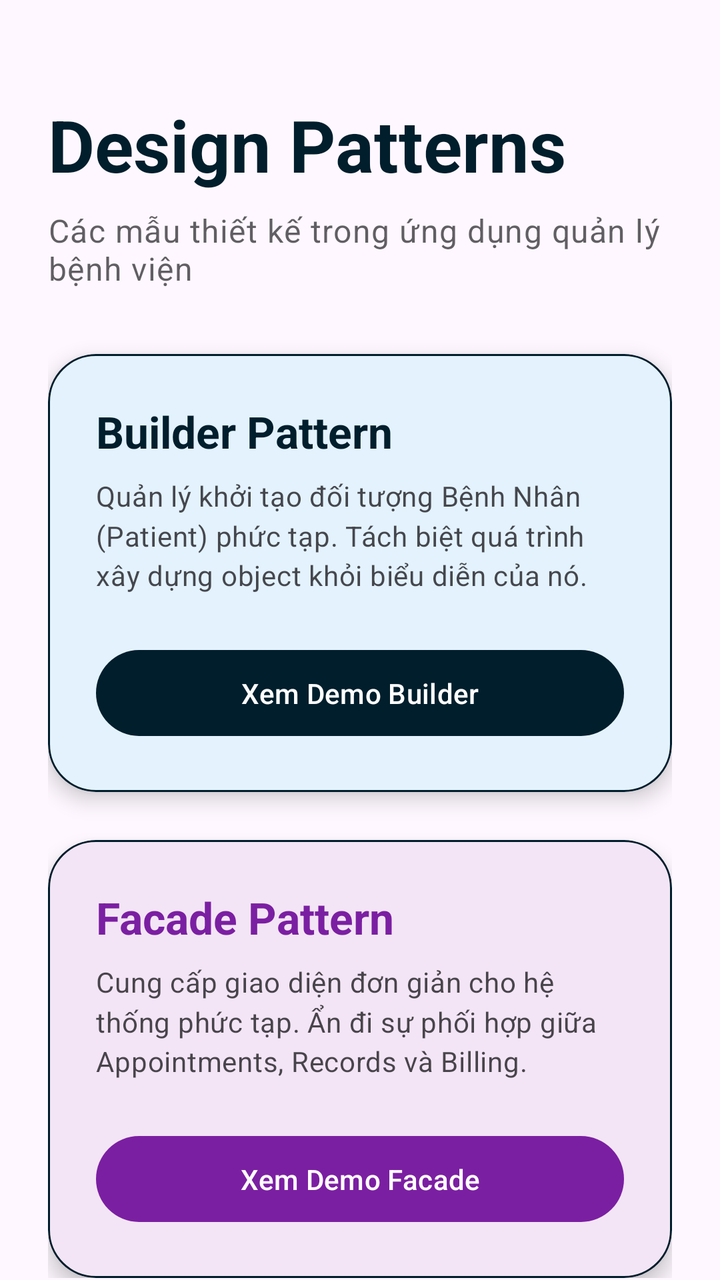
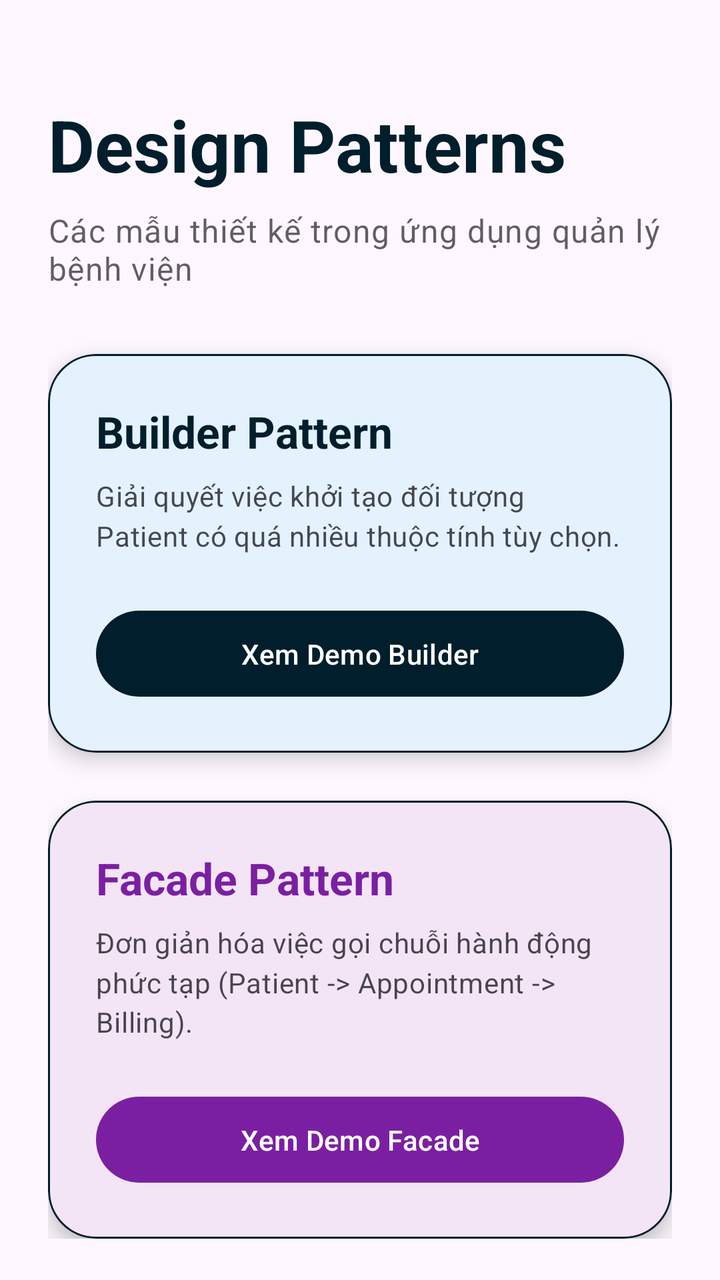

Two renders of the same Android screen: before a commit and after it. Below are the layout's source before the change and the commit's diff.
<!-- AndroidManifest.xml: application theme Theme.DesignPattern -->
<!-- res/layout/activity_main.xml -->
<?xml version="1.0" encoding="utf-8"?>
<androidx.core.widget.NestedScrollView xmlns:android="http://schemas.android.com/apk/res/android"
    xmlns:app="http://schemas.android.com/apk/res-auto"
    xmlns:tools="http://schemas.android.com/tools"
    android:id="@+id/main"
    android:layout_width="match_parent"
    android:layout_height="match_parent"
    android:background="?attr/colorSurface"
    android:fillViewport="true"
    tools:context=".MainActivity">

    <LinearLayout
        android:layout_width="match_parent"
        android:layout_height="wrap_content"
        android:orientation="vertical"
        android:padding="24dp">

        <TextView
            android:layout_width="match_parent"
            android:layout_height="wrap_content"
            android:layout_marginTop="24dp"
            android:text="Design Patterns"
            android:textAppearance="@style/TextAppearance.Material3.DisplaySmall"
            android:textColor="@color/material_dynamic_primary10"
            android:textStyle="bold" />

        <TextView
            android:layout_width="match_parent"
            android:layout_height="wrap_content"
            android:layout_marginTop="8dp"
            android:layout_marginBottom="32dp"
            android:text="Các mẫu thiết kế trong ứng dụng quản lý bệnh viện"
            android:textAppearance="@style/TextAppearance.Material3.BodyLarge"
            android:alpha="0.7" />

        
        <com.google.android.material.card.MaterialCardView
            android:layout_width="match_parent"
            android:layout_height="wrap_content"
            android:layout_marginBottom="24dp"
            app:cardCornerRadius="24dp"
            app:cardElevation="6dp"
            app:strokeColor="@color/material_dynamic_primary10"
            app:strokeWidth="1dp"
            app:cardBackgroundColor="#E3F2FD">

            <LinearLayout
                android:layout_width="match_parent"
                android:layout_height="wrap_content"
                android:orientation="vertical"
                android:padding="24dp">

                <LinearLayout
                    android:layout_width="match_parent"
                    android:layout_height="wrap_content"
                    android:orientation="horizontal"
                    android:gravity="center_vertical">
                    
                    <TextView
                        android:layout_width="0dp"
                        android:layout_height="wrap_content"
                        android:layout_weight="1"
                        android:text="Builder Pattern"
                        android:textAppearance="@style/TextAppearance.Material3.TitleLarge"
                        android:textColor="@color/material_dynamic_primary10"
                        android:textStyle="bold" />
                </LinearLayout>

                <TextView
                    android:layout_width="match_parent"
                    android:layout_height="wrap_content"
                    android:layout_marginTop="8dp"
                    android:text="Quản lý khởi tạo đối tượng Bệnh Nhân (Patient) phức tạp. Tách biệt quá trình xây dựng object khỏi biểu diễn của nó."
                    android:textAppearance="@style/TextAppearance.Material3.BodyMedium"
                    android:lineSpacingMultiplier="1.2"
                    android:alpha="0.8" />

                <com.google.android.material.button.MaterialButton
                    android:id="@+id/buttonCommandPattern"
                    android:layout_width="match_parent"
                    android:layout_height="wrap_content"
                    android:layout_marginTop="24dp"
                    android:text="Xem Demo Builder"
                    app:backgroundTint="@color/material_dynamic_primary10"
                    android:paddingTop="12dp"
                    android:paddingBottom="12dp" />
            </LinearLayout>
        </com.google.android.material.card.MaterialCardView>

        
        <com.google.android.material.card.MaterialCardView
            android:layout_width="match_parent"
            android:layout_height="wrap_content"
            app:cardCornerRadius="24dp"
            app:cardElevation="6dp"
            app:strokeColor="@color/material_dynamic_primary10"
            app:strokeWidth="1dp"
            app:cardBackgroundColor="#F3E5F5">

            <LinearLayout
                android:layout_width="match_parent"
                android:layout_height="wrap_content"
                android:orientation="vertical"
                android:padding="24dp">

                <TextView
                    android:layout_width="match_parent"
                    android:layout_height="wrap_content"
                    android:text="Facade Pattern"
                    android:textAppearance="@style/TextAppearance.Material3.TitleLarge"
                    android:textColor="#7B1FA2"
                    android:textStyle="bold" />

                <TextView
                    android:layout_width="match_parent"
                    android:layout_height="wrap_content"
                    android:layout_marginTop="8dp"
                    android:text="Cung cấp giao diện đơn giản cho hệ thống phức tạp. Ẩn đi sự phối hợp giữa Appointments, Records và Billing."
                    android:textAppearance="@style/TextAppearance.Material3.BodyMedium"
                    android:lineSpacingMultiplier="1.2"
                    android:alpha="0.8" />

                <com.google.android.material.button.MaterialButton
                    android:id="@+id/buttonSingletonPattern"
                    android:layout_width="match_parent"
                    android:layout_height="wrap_content"
                    android:layout_marginTop="24dp"
                    android:text="Xem Demo Facade"
                    app:backgroundTint="#7B1FA2"
                    android:paddingTop="12dp"
                    android:paddingBottom="12dp" />
            </LinearLayout>
        </com.google.android.material.card.MaterialCardView>

    </LinearLayout>
</androidx.core.widget.NestedScrollView>
<!-- resources referenced by this layout -->
<resources>
  <color name="material_dynamic_primary10">#21005D</color>
  <style name="Theme.DesignPattern" parent="Base.Theme.DesignPattern" />
  <style name="Base.Theme.DesignPattern" parent="Theme.Material3.DayNight.NoActionBar">
          
          
      </style>
</resources>

<!-- the commit's change to res/layout/activity_main.xml (unified diff, before → after) -->
@@ -55,7 +55,7 @@
                     android:layout_height="wrap_content"
                     android:orientation="horizontal"
                     android:gravity="center_vertical">
-                    
+
                     <TextView
                         android:layout_width="0dp"
                         android:layout_height="wrap_content"
@@ -70,7 +70,7 @@
                     android:layout_width="match_parent"
                     android:layout_height="wrap_content"
                     android:layout_marginTop="8dp"
-                    android:text="Quản lý khởi tạo đối tượng Bệnh Nhân (Patient) phức tạp. Tách biệt quá trình xây dựng object khỏi biểu diễn của nó."
+                    android:text="Giải quyết việc khởi tạo đối tượng Patient có quá nhiều thuộc tính tùy chọn."
                     android:textAppearance="@style/TextAppearance.Material3.BodyMedium"
                     android:lineSpacingMultiplier="1.2"
                     android:alpha="0.8" />
@@ -115,7 +115,7 @@
                     android:layout_width="match_parent"
                     android:layout_height="wrap_content"
                     android:layout_marginTop="8dp"
-                    android:text="Cung cấp giao diện đơn giản cho hệ thống phức tạp. Ẩn đi sự phối hợp giữa Appointments, Records và Billing."
+                    android:text="Đơn giản hóa việc gọi chuỗi hành động phức tạp (Patient -> Appointment -> Billing)."
                     android:textAppearance="@style/TextAppearance.Material3.BodyMedium"
                     android:lineSpacingMultiplier="1.2"
                     android:alpha="0.8" />
